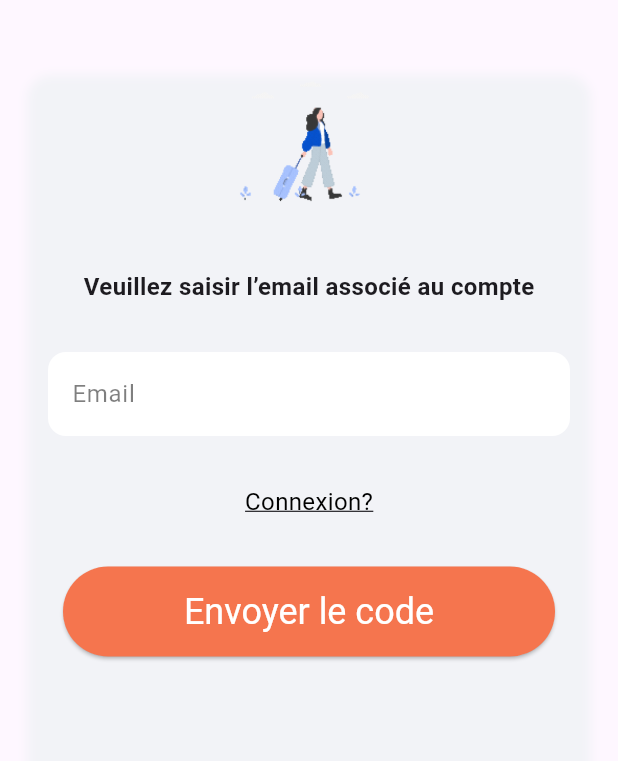
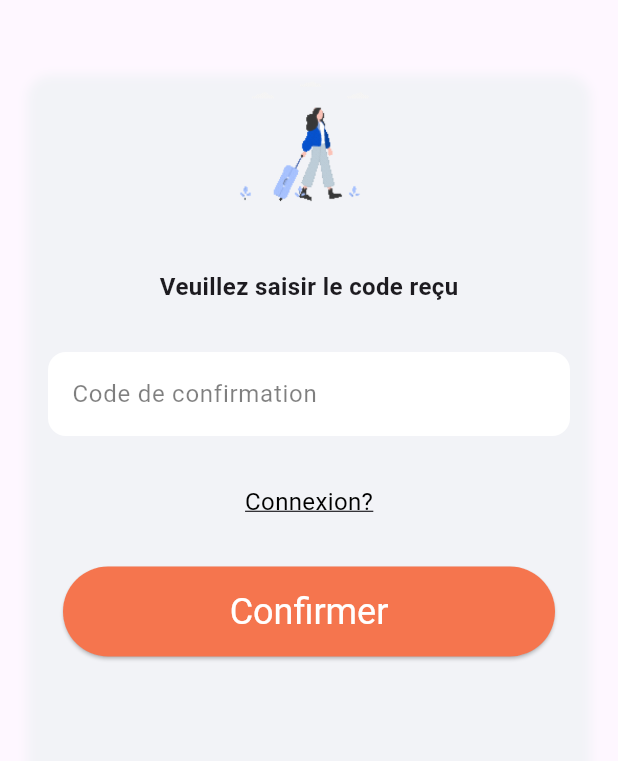
Before and after one commit to yahvya/school-voluptuaria, a Flutter app: the screen it shows after launch, on a phone screen of 412 x 824 dp, the part 197-958 px from its top. Run offline on Flutter 3.47's test engine with Material 3 defaults, Android fonts, the phone set to English and light mode, and no system bars; our stand-ins replace font_awesome_flutter, lottie; Roboto replaces fonts that are missing (OpenSans-Regular, OpenSans-SemiBold).

Commit message:
Add registration confirmation page

```diff
--- a/front-end/voluptuaria_front/lib/main.dart
+++ b/front-end/voluptuaria_front/lib/main.dart
@@ -1,7 +1,7 @@
 import 'package:flutter/material.dart';
 //import 'package:voluptuaria_front/pages/login_page.dart';
 //import 'package:voluptuaria_front/pages/registration_page.dart';
-import 'package:voluptuaria_front/pages/forgot_password_page.dart';
+import 'package:voluptuaria_front/pages/registration_confirmation_page.dart';
 import 'components/navigation_bar.dart';
 import 'pages/home_page.dart';
 
@@ -14,7 +14,7 @@ class MyApp extends StatelessWidget {
   Widget build(BuildContext context) {
     return MaterialApp(
       title: 'Test',
-      home: ForgotPasswordPage(),
+      home: RegistrationConfirmationPage(),
     );
   }
 }
--- /dev/null
+++ b/front-end/voluptuaria_front/lib/pages/registration_confirmation_page.dart
@@ -0,0 +1,106 @@
+import 'package:flutter/material.dart';
+import 'package:flutter/services.dart';
+import 'package:voluptuaria_front/resources/themes/colors.dart';
+import 'package:voluptuaria_front/components/blur_background.dart';
+import 'package:voluptuaria_front/components/custom_text_field.dart';
+import 'package:voluptuaria_front/components/button.dart';
+
+class RegistrationConfirmationPage extends StatelessWidget {
+  const RegistrationConfirmationPage({Key? key}) : super(key: key);
+
+  @override
+  Widget build(BuildContext context) {
+    return Scaffold(
+      appBar: AppBar(
+        title: Padding(
+              padding: const EdgeInsets.all(16.0),
+              child: Align(
+                alignment: Alignment.centerLeft,
+                child: IconButton(
+                  onPressed: () {
+                    print('Icon button pressed');
+                  },
+                  icon: const Icon(Icons.home_outlined),
+                  iconSize: 35.0,
+                ),
+              ),
+            ),
+      ),
+      body: SingleChildScrollView(
+        child: Column(
+          children: [
+            SizedBox(height: 32.0),
+            Padding(
+              padding: const EdgeInsets.all(0.0),
+              child: Text(
+                      'Voluptuaria',
+                      style: TextStyle(fontSize: 30, fontWeight: FontWeight.bold, fontFamily: 'OpenSans-SemiBold'),
+                    ),
+            ),
+            SizedBox(height: 32.0),
+            Padding(
+              padding: const EdgeInsets.all(16.0),
+              child: BlurBackground(
+                width: 400.0,
+                height: 500.0,
+                blurIntensity: 5.0,
+                child: Align(
+                  alignment: Alignment.topCenter,
+                  child: Column(
+                    children: [
+                      Image.asset(
+                        'lib/resources/images/app-icon.png',
+                        width: 100.0,
+                        height: 100.0,
+                      ),
+                      SizedBox(height: 32.0),
+                      Text(
+                      'Veuillez saisir le code reçu',
+                      style: TextStyle(fontSize: 16, fontWeight: FontWeight.bold, fontFamily: 'OpenSans-SemiBold'),
+                      ),
+                      SizedBox(height: 32.0),
+                      Padding(
+                        padding: const EdgeInsets.symmetric(horizontal: 16.0),
+                        child: CustomTextField(
+                          backgroundColor: backgroundColor,
+                          placeholder: 'Code de confirmation',
+                          fontSize: 16.0,
+                          borderRadius: 12.0,
+                        ),
+                      ),
+                      SizedBox(height: 32.0),
+                      GestureDetector(
+                        onTap: () {
+                          print('Forgot password clicked');
+                        },
+                        child: Text(
+                          "Connexion?",
+                          style: TextStyle(
+                            fontFamily: 'OpenSans-Regular',
+                            color: upperTextColor,
+                            fontSize: 16.0,
+                            decoration: TextDecoration.underline,
+                          ),
+                        ),
+                      ),
+                      SizedBox(height: 32.0),
+                      Padding(
+                        padding: const EdgeInsets.symmetric(horizontal: 16.0),
+                        child: CustomButton(
+                          text: 'Confirmer',
+                          onPressed: () {
+                            print('Connexion button pressed');
+                          },
+                        ),
+                      ),
+                    ],
+                  ),
+                ),
+              ),
+            ),
+          ],
+        ),
+      ),
+    );
+  }
+}
```
